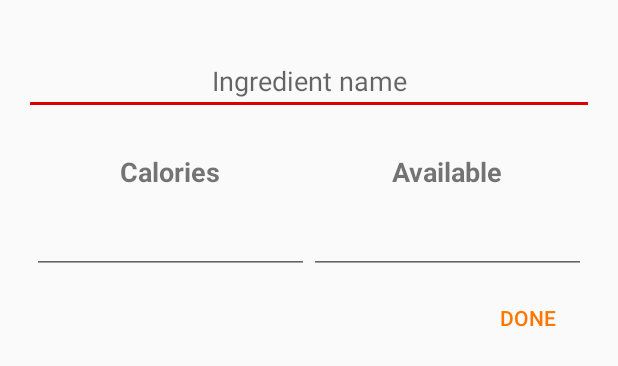
After one commit to a-rmz/Cook-it, an Android app: the layout add_ingredient.xml on its own in the app's theme, with its tools: preview values and no code run, on a phone screen of 412 x 824 dp. The commit adds this screen. Shown: the top 366 px of the screen. Run offline under Robolectric (Android 15) with nearby library versions, the phone set to English and light mode, and no system bars.

Commit message:
Ingredient adder layout

```diff
--- /dev/null
+++ b/app/src/main/java/com/dangerducks/cookit/AddIngredientDialog.java
@@ -0,0 +1,36 @@
+package com.dangerducks.cookit;
+
+import android.content.Context;
+import android.os.Bundle;
+import android.support.v7.app.AppCompatDialog;
+import android.view.View;
+import android.widget.Button;
+
+/**
+ * Created by alex on 4/29/16.
+ */
+public class AddIngredientDialog extends AppCompatDialog {
+
+    Context context;
+    Button done;
+
+    public AddIngredientDialog(Context context) {
+        super(context);
+        this.context = context;
+        setCancelable(false);
+    }
+
+    @Override
+    protected void onCreate(Bundle savedInstanceState) {
+        super.onCreate(savedInstanceState);
+        setContentView(R.layout.add_ingredient);
+
+        done = (Button) findViewById(R.id.add_ingredient_done);
+        done.setOnClickListener(new View.OnClickListener() {
+            @Override
+            public void onClick(View v) {
+                dismiss();
+            }
+        });
+    }
+}
--- a/app/src/main/java/com/dangerducks/cookit/AddRecipe.java
+++ b/app/src/main/java/com/dangerducks/cookit/AddRecipe.java
@@ -186,6 +186,7 @@ public class AddRecipe extends AppCompatActivity {
     private void addIngredients(String step) {
         AddStep addStep = new AddStep(this, step, recipe);
         addStep.setTitle(step);
+        addStep.setCancelable(false);
         addStep.show();
     }
 
--- a/app/src/main/java/com/dangerducks/cookit/AddStep.java
+++ b/app/src/main/java/com/dangerducks/cookit/AddStep.java
@@ -5,6 +5,7 @@ import android.content.Context;
 import android.os.Bundle;
 import android.support.design.widget.Snackbar;
 import android.support.v7.app.AppCompatDialog;
+import android.view.Gravity;
 import android.view.LayoutInflater;
 import android.view.View;
 import android.widget.AdapterView;
@@ -12,8 +13,10 @@ import android.widget.ArrayAdapter;
 import android.widget.Button;
 import android.widget.EditText;
 import android.widget.LinearLayout;
+import android.widget.RelativeLayout;
 import android.widget.Spinner;
 import android.widget.TextView;
+import android.widget.Toast;
 
 import com.dangerducks.cookit.kitchen.Ingredient;
 import com.dangerducks.cookit.kitchen.Recipe;
@@ -59,7 +62,9 @@ public class AddStep extends AppCompatDialog {
                     recipe.addStep(step);
                     dismiss();
                 } else {
-                    Snackbar.make(v, activity.getResources().getString(R.string.empty_time), Snackbar.LENGTH_LONG).show();
+                    Toast t = Toast.makeText(v.getContext(),  activity.getResources().getString(R.string.empty_time), Toast.LENGTH_SHORT);
+                    t.setGravity(Gravity.BOTTOM | Gravity.CENTER_HORIZONTAL, 0, 30);
+                    t.show();
                 }
             }
         });
@@ -102,7 +107,8 @@ public class AddStep extends AppCompatDialog {
                     TextView textOut = (TextView) view.findViewById(R.id.ingredient);
 
                     String ingredientName = ingredients.getSelectedItem().toString();
-                    Ingredient ingredient = new Ingredient(ingredientName);
+                    Ingredient ingredient = new Ingredient();
+                    ingredient.setName(ingredientName);
                     textOut.setText(ingredientName);
 
                     Button remove = (Button) view.findViewById(R.id.remove_ingredient_btn);
--- a/app/src/main/java/com/dangerducks/cookit/MainActivity.java
+++ b/app/src/main/java/com/dangerducks/cookit/MainActivity.java
@@ -61,6 +61,16 @@ public class MainActivity extends AppCompatActivity{
 
         fab_ingredient = (com.github.clans.fab.FloatingActionButton) coordinatorLayout.findViewById(R.id.fab_ingredient);
         fab_recipe = (com.github.clans.fab.FloatingActionButton) coordinatorLayout.findViewById(R.id.fab_recipe);
+
+        fab_ingredient.setOnClickListener(new View.OnClickListener() {
+            @Override
+            public void onClick(View v) {
+                fab.close(false);
+                AddIngredientDialog addIngredientDialog = new AddIngredientDialog(v.getContext());
+                addIngredientDialog.setTitle(getResources().getString(R.string.add_ingredient_title));
+                addIngredientDialog.show();
+            }
+        });
 
         fab_recipe.setOnClickListener(new View.OnClickListener() {
             @Override
--- /dev/null
+++ b/app/src/main/res/layout/add_ingredient.xml
@@ -0,0 +1,100 @@
+<?xml version="1.0" encoding="utf-8"?>
+<FrameLayout
+    xmlns:android="http://schemas.android.com/apk/res/android"
+    android:id="@+id/add_ingredient_dialog"
+    android:layout_width="wrap_content"
+    android:layout_height="wrap_content">
+
+    <RelativeLayout
+            android:id="@+id/add_rel_layout"
+            android:padding="@dimen/activity_horizontal_margin"
+            android:layout_width="match_parent"
+            android:layout_height="match_parent">
+
+
+        <EditText
+            android:id="@+id/ingredient_name"
+            android:layout_marginTop="15dp"
+            android:inputType="text"
+            android:gravity="center"
+            android:hint="@string/ingredient_name_caption"
+            android:layout_marginBottom="20dp"
+            android:layout_width="match_parent"
+            android:layout_height="wrap_content"/>
+
+
+
+        <LinearLayout
+            android:id="@+id/ingredient_captions"
+            android:layout_below="@+id/ingredient_name"
+            android:layout_width="match_parent"
+            android:layout_height="wrap_content"
+            android:orientation="horizontal"
+            android:layout_margin="5dp"
+            android:weightSum="2">
+
+            <TextView
+                android:id="@+id/ingredient_calories_caption"
+                android:text="@string/ingredient_calories_caption"
+                android:textSize="18sp"
+                android:textStyle="bold"
+                android:gravity="center"
+                android:layout_width="0dp"
+                android:layout_weight="1"
+                android:layout_height="wrap_content"/>
+
+            <TextView
+                android:id="@+id/ingredient_availability_caption"
+                android:text="@string/ingredient_availability_caption"
+                android:textSize="18sp"
+                android:textStyle="bold"
+                android:gravity="center"
+                android:layout_width="0dp"
+                android:layout_weight="1"
+                android:layout_height="wrap_content"/>
+
+        </LinearLayout>
+
+
+        <LinearLayout
+            android:id="@+id/ingredient_information"
+            android:layout_below="@+id/ingredient_captions"
+            android:layout_width="match_parent"
+            android:layout_height="wrap_content"
+            android:orientation="horizontal"
+            android:layout_margin="5dp"
+            android:weightSum="2">
+
+            <EditText
+                android:id="@+id/ingredient_calories"
+                android:inputType="number"
+                android:gravity="center"
+                android:layout_width="0dp"
+                android:layout_weight="1"
+                android:layout_height="wrap_content"/>
+
+            <EditText
+                android:id="@+id/ingredient_availability"
+                android:inputType="number"
+                android:gravity="center"
+                android:layout_width="0dp"
+                android:layout_weight="1"
+                android:layout_height="wrap_content"/>
+
+        </LinearLayout>
+
+
+        <Button
+            android:id="@+id/add_ingredient_done"
+            android:layout_below="@id/ingredient_information"
+            android:text="@string/add_ingredient_done"
+            style="?attr/borderlessButtonStyle"
+            android:textColor="@color/colorPrimary"
+            android:layout_alignParentRight="true"
+            android:layout_width="wrap_content"
+            android:layout_height="wrap_content"/>
+
+
+    </RelativeLayout>
+
+</FrameLayout>
--- a/app/src/main/res/values/strings.xml
+++ b/app/src/main/res/values/strings.xml
@@ -55,6 +55,13 @@
 
     <string name="recipe_saved">The recipe was saved successfully</string>
 
+    <!-- Add ingredient -->
+    <string name="add_ingredient_title">Add new ingredient</string>
+    <string name="ingredient_name_caption">Ingredient name</string>
+    <string name="ingredient_calories_caption">Calories</string>
+    <string name="ingredient_availability_caption">Available</string>
+    <string name="add_ingredient_done">Done</string>
+
     <!-- Show recipe -->
     <string name="recipe_info">Information</string>
 
```
